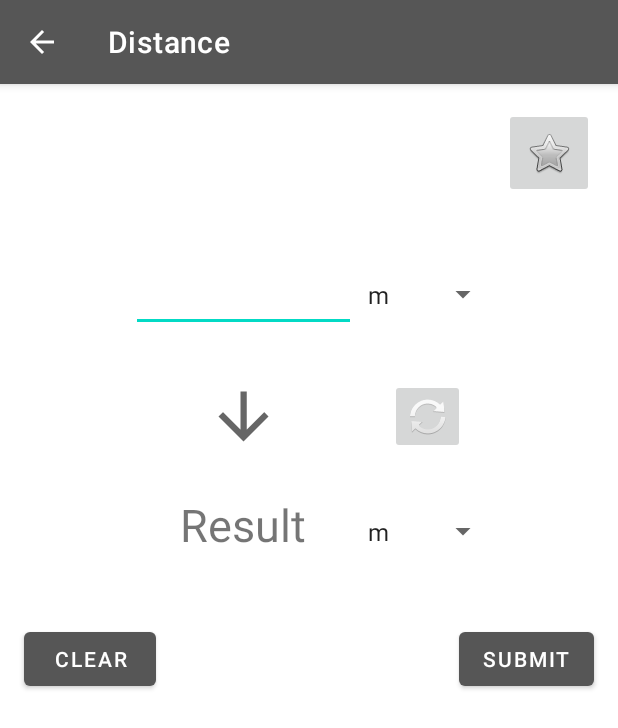
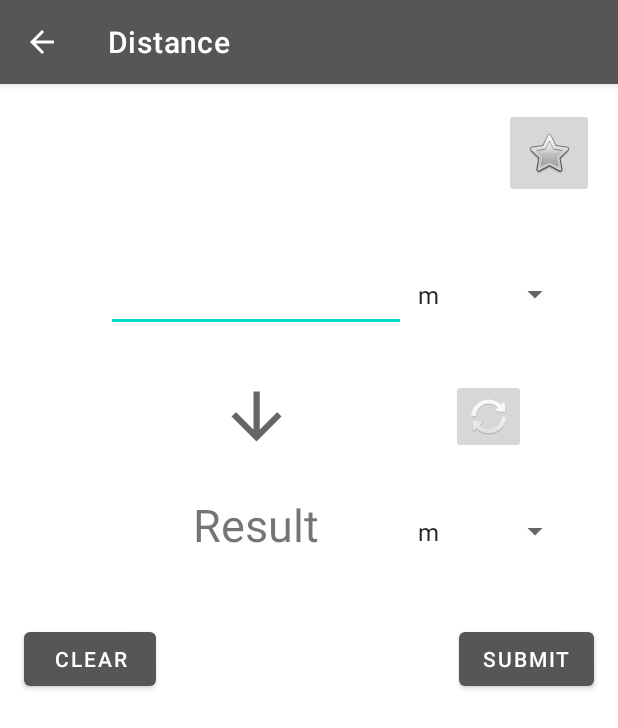
Before and after one commit to koshnatwit/ConversionCalculator, an Android app: the DistanceActivity screen opened directly, with no data from a screen before it, on a phone screen of 412 x 824 dp. Shown: the top 728 px of the screen. Run offline under Robolectric (Android 15) with nearby library versions, the phone set to English and light mode, and no system bars.

Commit message:
Textfields size increased

```diff
--- a/app/src/main/res/layout/activity_distance.xml
+++ b/app/src/main/res/layout/activity_distance.xml
@@ -10,7 +10,7 @@
 
     <EditText
         android:id="@+id/editTextNumberDecimal"
-        android:layout_width="150dp"
+        android:layout_width="200dp"
         android:layout_height="50dp"
         android:ems="10"
         android:inputType="numberDecimal"
@@ -24,11 +24,11 @@
 
     <TextView
         android:id="@+id/editTextNumberDecimal2"
-        android:layout_width="150dp"
+        android:layout_width="200dp"
         android:layout_height="50dp"
+        android:text="Result"
         android:textAlignment="center"
         android:textSize="30dp"
-        android:text="Result"
         app:layout_constraintBottom_toBottomOf="parent"
         app:layout_constraintEnd_toEndOf="@+id/editTextNumberDecimal"
         app:layout_constraintHorizontal_bias="0.334"
@@ -50,7 +50,7 @@
 
     <Spinner
         android:id="@+id/spinner_dist1"
-        android:layout_width="95dp"
+        android:layout_width="110dp"
         android:layout_height="50dp"
         android:layout_marginEnd="104dp"
         android:spinnerMode="dropdown"
@@ -63,7 +63,7 @@
 
     <Spinner
         android:id="@+id/spinner_dist2"
-        android:layout_width="95dp"
+        android:layout_width="110dp"
         android:layout_height="50dp"
         app:layout_constraintBottom_toBottomOf="@+id/editTextNumberDecimal"
         app:layout_constraintStart_toEndOf="@+id/editTextNumberDecimal"
```
